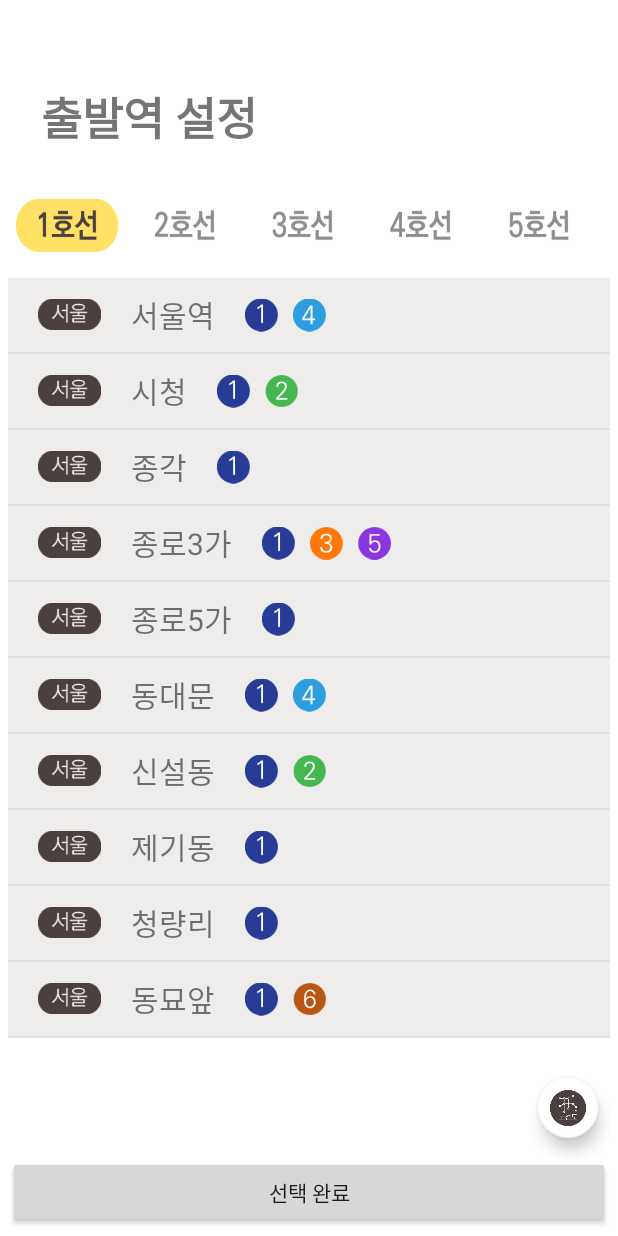
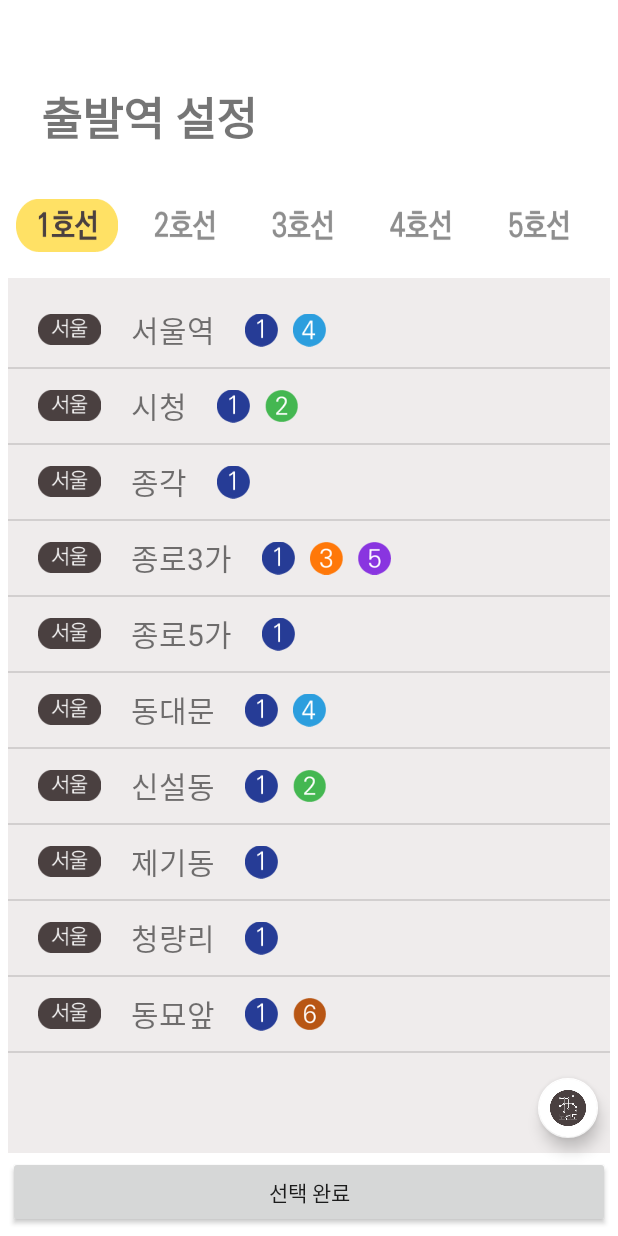
Before and after one commit to EunHuiChoi/HoneyWay0710, an Android app: the Select2Activity screen opened directly, with no data from a screen before it, after a tap on an icon or button, on a phone screen of 412 x 824 dp. Run offline under Robolectric (Android 15) with nearby library versions, the phone set to English and light mode, and no system bars.

Commit message:
0717 예진

```diff
--- a/app/src/main/java/com/example/user/swu/likelion/Select2Activity.java
+++ b/app/src/main/java/com/example/user/swu/likelion/Select2Activity.java
@@ -1,5 +1,5 @@
 package com.example.user.swu.likelion;
-
+// 출발역 설정 페이지
 import android.app.ProgressDialog;
 import android.content.Intent;
 import android.support.design.widget.FloatingActionButton;
@@ -366,6 +366,48 @@ public class Select2Activity extends AppCompatActivity {
         s2_43.setTxtStationName("충정로");
         s2_43.setImgStationNum(R.drawable.img_station2);
         s2_43.setImgStationNum2(R.drawable.img_station5);
+
+        StationBean s2_44 = new StationBean();
+        s2_44.setImgSeoul(R.drawable.img_seoul);
+        s2_44.setTxtStationName("용답");
+        s2_44.setImgStationNum(R.drawable.img_station2);
+
+        StationBean s2_45 = new StationBean();
+        s2_45.setImgSeoul(R.drawable.img_seoul);
+        s2_45.setTxtStationName("신답");
+        s2_45.setImgStationNum(R.drawable.img_station2);
+
+        StationBean s2_46 = new StationBean();
+        s2_46.setImgSeoul(R.drawable.img_seoul);
+        s2_46.setTxtStationName("신설동");
+        s2_46.setImgStationNum(R.drawable.img_station1);
+        s2_46.setImgStationNum2(R.drawable.img_station2);
+
+        StationBean s2_47 = new StationBean();
+        s2_47.setImgSeoul(R.drawable.img_seoul);
+        s2_47.setTxtStationName("용두");
+        s2_47.setImgStationNum(R.drawable.img_station2);
+
+        StationBean s2_48 = new StationBean();
+        s2_48.setImgSeoul(R.drawable.img_seoul);
+        s2_48.setTxtStationName("도림천");
+        s2_48.setImgStationNum(R.drawable.img_station2);
+
+        StationBean s2_49 = new StationBean();
+        s2_49.setImgSeoul(R.drawable.img_seoul);
+        s2_49.setTxtStationName("양천구청");
+        s2_49.setImgStationNum(R.drawable.img_station2);
+
+        StationBean s2_50 = new StationBean();
+        s2_50.setImgSeoul(R.drawable.img_seoul);
+        s2_50.setTxtStationName("신정네거리");
+        s2_50.setImgStationNum(R.drawable.img_station2);
+
+        StationBean s2_51 = new StationBean();
+        s2_51.setImgSeoul(R.drawable.img_seoul);
+        s2_51.setTxtStationName("까치산");
+        s2_51.setImgStationNum(R.drawable.img_station2);
+        s2_51.setImgStationNum2(R.drawable.img_station5);
 
         //객체 정보(3호선)
         StationBean s3_1 = new StationBean();
@@ -1583,6 +1625,14 @@ public class Select2Activity extends AppCompatActivity {
         stationList2.add(s2_41);
         stationList2.add(s2_42);
         stationList2.add(s2_43);
+        stationList2.add(s2_44);
+        stationList2.add(s2_45);
+        stationList2.add(s2_46);
+        stationList2.add(s2_47);
+        stationList2.add(s2_48);
+        stationList2.add(s2_49);
+        stationList2.add(s2_50);
+        stationList2.add(s2_51);
 
         final List<StationBean> stationList3 = new ArrayList<>();
         stationList3.add(s3_1);
--- a/app/src/main/res/layout/activity_select.xml
+++ b/app/src/main/res/layout/activity_select.xml
@@ -202,6 +202,7 @@
         android:layout_width="match_parent"
         android:layout_height="0dp"
         android:layout_marginBottom="50dp"
+        android:background="#EFECEC"
         android:layout_weight="7">
 
         <ListView
--- a/app/src/main/res/layout/activity_select2.xml
+++ b/app/src/main/res/layout/activity_select2.xml
@@ -141,60 +141,80 @@
             android:layout_width="match_parent"
             android:layout_height="0dp"
             android:layout_marginBottom="50dp"
+            android:background="#EFECEC"
             android:layout_weight="7">
 
             <ListView
                 android:id="@+id/lstStation1"
                 android:layout_width="match_parent"
                 android:layout_height="match_parent"
-                android:visibility="visible" />
+                android:layout_marginTop="10dp"
+                android:visibility="visible"
+                android:drawSelectorOnTop="true"
+                android:listSelector="@android:color/holo_orange_light"/>
 
             <ListView
                 android:id="@+id/lstStation2"
                 android:layout_width="match_parent"
                 android:layout_height="match_parent"
-                android:visibility="invisible" />
+                android:layout_marginTop="10dp"
+                android:visibility="invisible"
+                android:drawSelectorOnTop="true"
+                android:listSelector="@android:color/holo_orange_light"/>
 
             <ListView
                 android:id="@+id/lstStation3"
                 android:layout_width="match_parent"
                 android:layout_height="match_parent"
-                android:visibility="invisible" />
+                android:layout_marginTop="10dp"
+                android:visibility="invisible"
+                android:drawSelectorOnTop="true"
+                android:listSelector="@android:color/holo_orange_light"/>
 
             <ListView
                 android:id="@+id/lstStation4"
                 android:layout_width="match_parent"
                 android:layout_height="match_parent"
                 android:layout_marginTop="10dp"
-                android:visibility="invisible" />
+                android:visibility="invisible"
+                android:drawSelectorOnTop="true"
+                android:listSelector="@android:color/holo_orange_light"/>
 
             <ListView
                 android:id="@+id/lstStation5"
                 android:layout_width="match_parent"
                 android:layout_height="match_parent"
                 android:layout_marginTop="10dp"
-                android:visibility="invisible" />
+                android:visibility="invisible"
+                android:drawSelectorOnTop="true"
+                android:listSelector="@android:color/holo_orange_light"/>
 
             <ListView
                 android:id="@+id/lstStation6"
                 android:layout_width="match_parent"
                 android:layout_height="match_parent"
                 android:layout_marginTop="10dp"
-                android:visibility="invisible" />
+                android:visibility="invisible"
+                android:drawSelectorOnTop="true"
+                android:listSelector="@android:color/holo_orange_light"/>
 
             <ListView
                 android:id="@+id/lstStation7"
                 android:layout_width="match_parent"
                 android:layout_height="match_parent"
                 android:layout_marginTop="10dp"
-                android:visibility="invisible" />
+                android:visibility="invisible"
+                android:drawSelectorOnTop="true"
+                android:listSelector="@android:color/holo_orange_light"/>
 
             <ListView
                 android:id="@+id/lstStation8"
                 android:layout_width="match_parent"
                 android:layout_height="match_parent"
                 android:layout_marginTop="10dp"
-                android:visibility="invisible" />
+                android:visibility="invisible"
+                android:drawSelectorOnTop="true"
+                android:listSelector="@android:color/holo_orange_light"/>
         </FrameLayout>
 
     </LinearLayout>
--- /dev/null
+++ b/app/src/main/res/layout/view_road.xml
@@ -0,0 +1,6 @@
+<?xml version="1.0" encoding="utf-8"?>
+<android.support.constraint.ConstraintLayout
+    xmlns:android="http://schemas.android.com/apk/res/android" android:layout_width="match_parent"
+    android:layout_height="match_parent">
+
+</android.support.constraint.ConstraintLayout>
--- a/app/src/main/res/layout/view_station.xml
+++ b/app/src/main/res/layout/view_station.xml
@@ -9,7 +9,6 @@
     <LinearLayout
         android:layout_width="match_parent"
         android:layout_height="wrap_content"
-        android:background="#EFECEC"
         android:orientation="horizontal">
 
         <ImageView
@@ -17,7 +16,7 @@
             android:layout_width="42dp"
             android:layout_height="wrap_content"
             android:layout_gravity="center_vertical"
-            android:layout_marginStart="20dp"
+            android:layout_marginLeft="20dp"
             android:src="@drawable/img_seoul" />
 
         <TextView
```
Also changed, not shown: app/src/main/AndroidManifest.xml (+9 -6 lines), app/src/main/java/com/example/user/swu/likelion/CongestedFragment.java (added, +22 -0 lines), app/src/main/java/com/example/user/swu/likelion/FiveRoadActivity.java (added, +13 -0 lines), app/src/main/java/com/example/user/swu/likelion/SelectActivity.java (+51 -1 lines), app/src/main/res/layout/activity_five_road.xml (added, +37 -0 lines), app/src/main/res/layout/fragment_congested.xml (added, +15 -0 lines).
